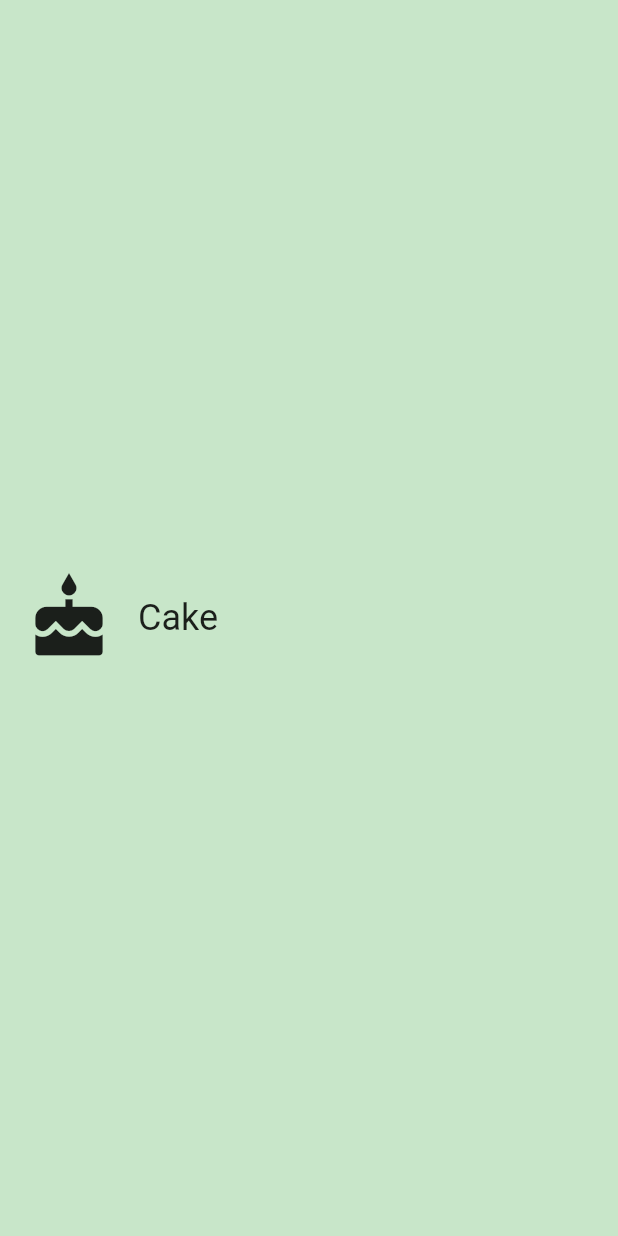
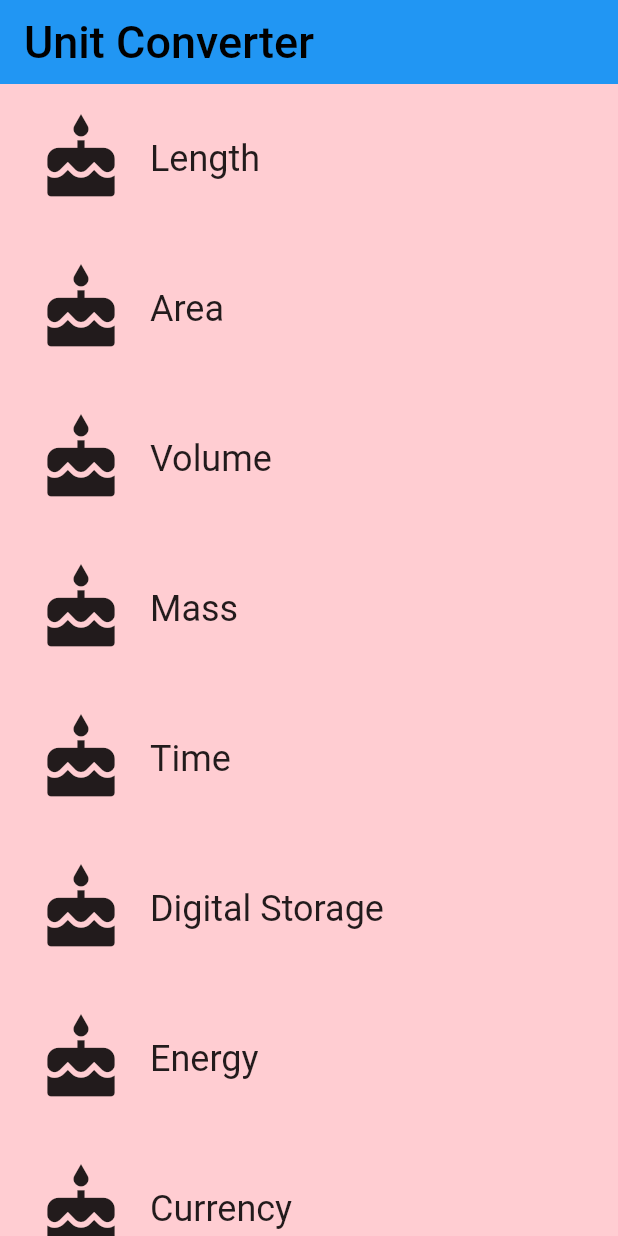
Before and after one commit to 14m3185yoshi/flutter-practice-for-udacity, a Flutter app: the screen it shows after launch, on a phone screen of 412 x 824 dp. Run offline on Flutter 3.47's test engine with Material 2 defaults, Android fonts, the phone set to English and light mode, and no system bars; our stand-ins replace freezed_annotation.

Commit message:
✅  Create list category

```diff
--- /dev/null
+++ b/lib/category_route.dart
@@ -0,0 +1,62 @@
+import 'package:flutter/material.dart';
+
+import './category.dart';
+
+final _backgroundColor = Colors.red[100];
+
+class CategoryRoute extends StatelessWidget {
+  const CategoryRoute({Key? key}) : super(key: key);
+
+  static const _categoryNames = <String>[
+    'Length',
+    'Area',
+    'Volume',
+    'Mass',
+    'Time',
+    'Digital Storage',
+    'Energy',
+    'Currency',
+  ];
+
+  static const _baseColors = <Color>[
+    Colors.teal,
+    Colors.orange,
+    Colors.pinkAccent,
+    Colors.blueAccent,
+    Colors.yellow,
+    Colors.greenAccent,
+    Colors.purpleAccent,
+    Colors.red,
+  ];
+
+  Widget _buildCategoryWidgets(List<Widget> categories) {
+    return ListView.builder(
+        itemBuilder: (BuildContext context, int index) => categories[index],
+        itemCount: categories.length);
+  }
+
+  @override
+  Widget build(BuildContext context) {
+    final categories = <Category>[];
+
+    for (var i = 0; i < _categoryNames.length; i++) {
+      categories.add(Category(
+          name: _categoryNames[i],
+          color: _baseColors[i] as ColorSwatch<dynamic>,
+          iconLocation: Icons.cake));
+    }
+
+    final listView = Container(
+      color: _backgroundColor,
+      padding: const EdgeInsets.symmetric(horizontal: 8),
+      child: _buildCategoryWidgets(categories),
+    );
+
+    final appBar = AppBar(
+        elevation: 0,
+        title: const Text('Unit Converter',
+            style: TextStyle(color: Colors.black, fontSize: 30)));
+
+    return Scaffold(appBar: appBar, body: listView);
+  }
+}
--- a/lib/main.dart
+++ b/lib/main.dart
@@ -1,5 +1,5 @@
 import 'package:flutter/material.dart';
-import './category.dart';
+import './category_route.dart';
 
 const _categoryName = 'Cake';
 const _categoryIcon = Icons.cake;
@@ -20,11 +20,7 @@ class UnitConverterApp extends StatelessWidget {
         home: Scaffold(
             backgroundColor: Colors.green[100],
             body: const Center(
-              child: Category(
-                name: _categoryName,
-                color: _categoryColor,
-                iconLocation: _categoryIcon,
-              ),
+              child: CategoryRoute(),
             )));
   }
 }
```
